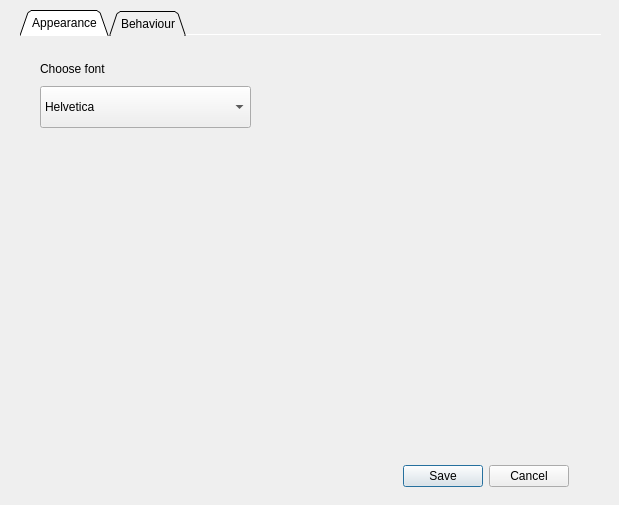
Before: the Qt Designer form src/client-desktop/ui/settings_dialog.ui in kovdan01/melon, drawn with Qt 5.
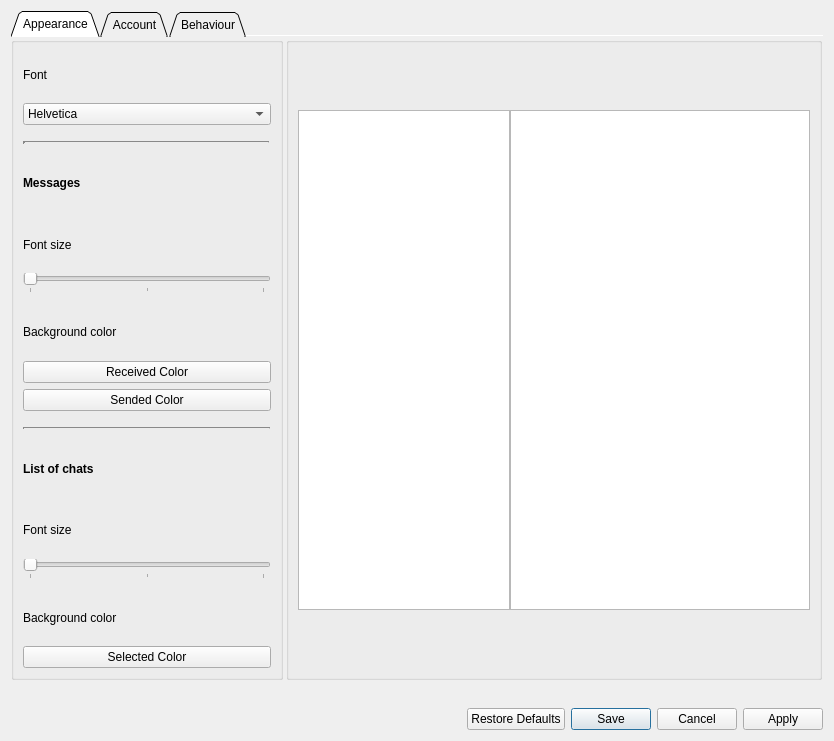
After: the same form once the commit is applied.

```diff
--- a/src/client-desktop/ui/settings_dialog.ui
+++ b/src/client-desktop/ui/settings_dialog.ui
@@ -6,111 +6,688 @@
    <rect>
     <x>0</x>
     <y>0</y>
-    <width>619</width>
-    <height>505</height>
+    <width>834</width>
+    <height>741</height>
    </rect>
   </property>
+  <property name="sizePolicy">
+   <sizepolicy hsizetype="MinimumExpanding" vsizetype="MinimumExpanding">
+    <horstretch>0</horstretch>
+    <verstretch>0</verstretch>
+   </sizepolicy>
+  </property>
+  <property name="minimumSize">
+   <size>
+    <width>500</width>
+    <height>500</height>
+   </size>
+  </property>
+  <property name="baseSize">
+   <size>
+    <width>500</width>
+    <height>500</height>
+   </size>
+  </property>
   <property name="windowTitle">
    <string>Settings</string>
   </property>
-  <widget class="QDialogButtonBox" name="SettingsButtonBox">
-   <property name="geometry">
-    <rect>
-     <x>370</x>
-     <y>460</y>
-     <width>231</width>
-     <height>32</height>
-    </rect>
-   </property>
-   <property name="orientation">
-    <enum>Qt::Horizontal</enum>
-   </property>
-   <property name="standardButtons">
-    <set>QDialogButtonBox::Cancel|QDialogButtonBox::Save</set>
-   </property>
-   <property name="centerButtons">
-    <bool>true</bool>
-   </property>
-  </widget>
-  <widget class="QTabWidget" name="SettingsTabs">
-   <property name="geometry">
-    <rect>
-     <x>20</x>
-     <y>10</y>
-     <width>581</width>
-     <height>441</height>
-    </rect>
-   </property>
-   <property name="tabShape">
-    <enum>QTabWidget::Triangular</enum>
-   </property>
-   <property name="currentIndex">
-    <number>0</number>
-   </property>
-   <property name="elideMode">
-    <enum>Qt::ElideRight</enum>
-   </property>
-   <property name="documentMode">
-    <bool>true</bool>
-   </property>
-   <property name="tabsClosable">
-    <bool>false</bool>
-   </property>
-   <property name="movable">
-    <bool>true</bool>
-   </property>
-   <widget class="QWidget" name="Appearance">
-    <attribute name="title">
-     <string>Appearance</string>
-    </attribute>
-    <widget class="QLabel" name="FontLabel">
-     <property name="geometry">
-      <rect>
-       <x>20</x>
-       <y>20</y>
-       <width>131</width>
-       <height>26</height>
-      </rect>
+  <property name="sizeGripEnabled">
+   <bool>false</bool>
+  </property>
+  <property name="modal">
+   <bool>false</bool>
+  </property>
+  <layout class="QVBoxLayout" name="verticalLayout_3">
+   <item>
+    <widget class="QTabWidget" name="SettingsTabs">
+     <property name="sizePolicy">
+      <sizepolicy hsizetype="MinimumExpanding" vsizetype="MinimumExpanding">
+       <horstretch>0</horstretch>
+       <verstretch>0</verstretch>
+      </sizepolicy>
      </property>
-     <property name="text">
-      <string>Choose font</string>
+     <property name="tabShape">
+      <enum>QTabWidget::Triangular</enum>
      </property>
-     <property name="textInteractionFlags">
-      <set>Qt::TextSelectableByKeyboard|Qt::TextSelectableByMouse</set>
+     <property name="currentIndex">
+      <number>0</number>
      </property>
-    </widget>
-    <widget class="QComboBox" name="FontComboBox">
-     <property name="geometry">
-      <rect>
-       <x>20</x>
-       <y>50</y>
-       <width>211</width>
-       <height>42</height>
-      </rect>
+     <property name="elideMode">
+      <enum>Qt::ElideRight</enum>
      </property>
+     <property name="documentMode">
+      <bool>true</bool>
+     </property>
+     <property name="tabsClosable">
+      <bool>false</bool>
+     </property>
+     <property name="movable">
+      <bool>true</bool>
+     </property>
+     <widget class="QWidget" name="Appearance">
+      <attribute name="title">
+       <string>Appearance</string>
+      </attribute>
+      <widget class="QWidget" name="horizontalLayoutWidget">
+       <property name="geometry">
+        <rect>
+         <x>0</x>
+         <y>0</y>
+         <width>811</width>
+         <height>643</height>
+        </rect>
+       </property>
+       <layout class="QHBoxLayout" name="horizontalLayout" stretch="0,0">
+        <property name="spacing">
+         <number>3</number>
+        </property>
+        <property name="sizeConstraint">
+         <enum>QLayout::SetMinimumSize</enum>
+        </property>
+        <item>
+         <widget class="QGroupBox" name="SettingsLayout">
+          <property name="sizePolicy">
+           <sizepolicy hsizetype="Expanding" vsizetype="Expanding">
+            <horstretch>0</horstretch>
+            <verstretch>0</verstretch>
+           </sizepolicy>
+          </property>
+          <property name="minimumSize">
+           <size>
+            <width>250</width>
+            <height>0</height>
+           </size>
+          </property>
+          <layout class="QVBoxLayout" name="verticalLayout">
+           <item>
+            <widget class="QLabel" name="FontLabel">
+             <property name="text">
+              <string>Font</string>
+             </property>
+             <property name="textInteractionFlags">
+              <set>Qt::NoTextInteraction</set>
+             </property>
+            </widget>
+           </item>
+           <item>
+            <widget class="QComboBox" name="FontComboBox">
+             <item>
+              <property name="text">
+               <string>Helvetica</string>
+              </property>
+             </item>
+             <item>
+              <property name="text">
+               <string>Times</string>
+              </property>
+             </item>
+             <item>
+              <property name="text">
+               <string>Cantarell</string>
+              </property>
+             </item>
+            </widget>
+           </item>
+           <item>
+            <spacer name="Spacer1">
+             <property name="orientation">
+              <enum>Qt::Vertical</enum>
+             </property>
+             <property name="sizeType">
+              <enum>QSizePolicy::Fixed</enum>
+             </property>
+             <property name="sizeHint" stdset="0">
+              <size>
+               <width>20</width>
+               <height>10</height>
+              </size>
+             </property>
+            </spacer>
+           </item>
+           <item>
+            <widget class="Line" name="Line1">
+             <property name="sizePolicy">
+              <sizepolicy hsizetype="Minimum" vsizetype="Fixed">
+               <horstretch>0</horstretch>
+               <verstretch>0</verstretch>
+              </sizepolicy>
+             </property>
+             <property name="minimumSize">
+              <size>
+               <width>0</width>
+               <height>3</height>
+              </size>
+             </property>
+             <property name="baseSize">
+              <size>
+               <width>1</width>
+               <height>2</height>
+              </size>
+             </property>
+             <property name="font">
+              <font>
+               <family>Cantarell</family>
+              </font>
+             </property>
+             <property name="autoFillBackground">
+              <bool>false</bool>
+             </property>
+             <property name="styleSheet">
+              <string notr="true">background-color: rgb(205, 205, 205)</string>
+             </property>
+             <property name="frameShadow">
+              <enum>QFrame::Sunken</enum>
+             </property>
+             <property name="lineWidth">
+              <number>3</number>
+             </property>
+             <property name="midLineWidth">
+              <number>0</number>
+             </property>
+             <property name="orientation">
+              <enum>Qt::Horizontal</enum>
+             </property>
+            </widget>
+           </item>
+           <item>
+            <spacer name="Spacer2">
+             <property name="orientation">
+              <enum>Qt::Vertical</enum>
+             </property>
+             <property name="sizeType">
+              <enum>QSizePolicy::Fixed</enum>
+             </property>
+             <property name="sizeHint" stdset="0">
+              <size>
+               <width>20</width>
+               <height>10</height>
+              </size>
+             </property>
+            </spacer>
+           </item>
+           <item>
+            <widget class="QLabel" name="MessageLabel">
+             <property name="font">
+              <font>
+               <weight>75</weight>
+               <italic>false</italic>
+               <bold>true</bold>
+               <underline>false</underline>
+              </font>
+             </property>
+             <property name="text">
+              <string>Messages</string>
+             </property>
+             <property name="textInteractionFlags">
+              <set>Qt::NoTextInteraction</set>
+             </property>
+            </widget>
+           </item>
+           <item>
+            <spacer name="Spacer3">
+             <property name="orientation">
+              <enum>Qt::Vertical</enum>
+             </property>
+             <property name="sizeType">
+              <enum>QSizePolicy::Fixed</enum>
+             </property>
+             <property name="sizeHint" stdset="0">
+              <size>
+               <width>20</width>
+               <height>10</height>
+              </size>
+             </property>
+            </spacer>
+           </item>
+           <item>
+            <widget class="QLabel" name="FontSizeMessageLabel">
+             <property name="text">
+              <string>Font size</string>
+             </property>
+            </widget>
+           </item>
+           <item>
+            <widget class="QSlider" name="MessageFontSizeSlider">
+             <property name="minimum">
+              <number>0</number>
+             </property>
+             <property name="maximum">
+              <number>2</number>
+             </property>
+             <property name="pageStep">
+              <number>1</number>
+             </property>
+             <property name="orientation">
+              <enum>Qt::Horizontal</enum>
+             </property>
+             <property name="invertedAppearance">
+              <bool>false</bool>
+             </property>
+             <property name="invertedControls">
+              <bool>false</bool>
+             </property>
+             <property name="tickPosition">
+              <enum>QSlider::TicksBelow</enum>
+             </property>
+             <property name="tickInterval">
+              <number>1</number>
+             </property>
+            </widget>
+           </item>
+           <item>
+            <spacer name="Spacer4">
+             <property name="orientation">
+              <enum>Qt::Vertical</enum>
+             </property>
+             <property name="sizeType">
+              <enum>QSizePolicy::Fixed</enum>
+             </property>
+             <property name="sizeHint" stdset="0">
+              <size>
+               <width>20</width>
+               <height>10</height>
+              </size>
+             </property>
+            </spacer>
+           </item>
+           <item>
+            <widget class="QLabel" name="MessageBkgColorLabel">
+             <property name="text">
+              <string>Background color</string>
+             </property>
+            </widget>
+           </item>
+           <item>
+            <widget class="QPushButton" name="ReceivedColorButton">
+             <property name="text">
+              <string>Received Color</string>
+             </property>
+            </widget>
+           </item>
+           <item>
+            <widget class="QPushButton" name="SendedColorButton">
+             <property name="text">
+              <string>Sended Color</string>
+             </property>
+            </widget>
+           </item>
+           <item>
+            <spacer name="verticalSpacer">
+             <property name="orientation">
+              <enum>Qt::Vertical</enum>
+             </property>
+             <property name="sizeType">
+              <enum>QSizePolicy::Fixed</enum>
+             </property>
+             <property name="sizeHint" stdset="0">
+              <size>
+               <width>20</width>
+               <height>10</height>
+              </size>
+             </property>
+            </spacer>
+           </item>
+           <item>
+            <widget class="Line" name="Line2">
+             <property name="sizePolicy">
+              <sizepolicy hsizetype="Minimum" vsizetype="Fixed">
+               <horstretch>0</horstretch>
+               <verstretch>0</verstretch>
+              </sizepolicy>
+             </property>
+             <property name="baseSize">
+              <size>
+               <width>1</width>
+               <height>1</height>
+              </size>
+             </property>
+             <property name="autoFillBackground">
+              <bool>false</bool>
+             </property>
+             <property name="styleSheet">
+              <string notr="true">background-color: rgb(205, 205, 205)</string>
+             </property>
+             <property name="frameShadow">
+              <enum>QFrame::Sunken</enum>
+             </property>
+             <property name="lineWidth">
+              <number>2</number>
+             </property>
+             <property name="orientation">
+              <enum>Qt::Horizontal</enum>
+             </property>
+            </widget>
+           </item>
+           <item>
+            <spacer name="verticalSpacer_2">
+             <property name="orientation">
+              <enum>Qt::Vertical</enum>
+             </property>
+             <property name="sizeType">
+              <enum>QSizePolicy::Fixed</enum>
+             </property>
+             <property name="sizeHint" stdset="0">
+              <size>
+               <width>20</width>
+               <height>10</height>
+              </size>
+             </property>
+            </spacer>
+           </item>
+           <item>
+            <widget class="QLabel" name="ListOfChatsLabel">
+             <property name="font">
+              <font>
+               <weight>75</weight>
+               <bold>true</bold>
+              </font>
+             </property>
+             <property name="text">
+              <string>List of chats</string>
+             </property>
+            </widget>
+           </item>
+           <item>
+            <spacer name="verticalSpacer_3">
+             <property name="orientation">
+              <enum>Qt::Vertical</enum>
+             </property>
+             <property name="sizeType">
+              <enum>QSizePolicy::Fixed</enum>
+             </property>
+             <property name="sizeHint" stdset="0">
+              <size>
+               <width>20</width>
+               <height>10</height>
+              </size>
+             </property>
+            </spacer>
+           </item>
+           <item>
+            <widget class="QLabel" name="label_2">
+             <property name="text">
+              <string>Font size</string>
+             </property>
+            </widget>
+           </item>
+           <item>
+            <widget class="QSlider" name="ChatFontSizeSlider">
+             <property name="minimum">
+              <number>0</number>
+             </property>
+             <property name="maximum">
+              <number>2</number>
+             </property>
+             <property name="pageStep">
+              <number>1</number>
+             </property>
+             <property name="orientation">
+              <enum>Qt::Horizontal</enum>
+             </property>
+             <property name="tickPosition">
+              <enum>QSlider::TicksBelow</enum>
+             </property>
+             <property name="tickInterval">
+              <number>1</number>
+             </property>
+            </widget>
+           </item>
+           <item>
+            <spacer name="verticalSpacer_4">
+             <property name="orientation">
+              <enum>Qt::Vertical</enum>
+             </property>
+             <property name="sizeType">
+              <enum>QSizePolicy::Fixed</enum>
+             </property>
+             <property name="sizeHint" stdset="0">
+              <size>
+               <width>20</width>
+               <height>10</height>
+              </size>
+             </property>
+            </spacer>
+           </item>
+           <item>
+            <widget class="QLabel" name="label_3">
+             <property name="text">
+              <string>Background color</string>
+             </property>
+            </widget>
+           </item>
+           <item>
+            <widget class="QPushButton" name="pushButton">
+             <property name="text">
+              <string>Selected Color</string>
+             </property>
+            </widget>
+           </item>
+          </layout>
+         </widget>
+        </item>
+        <item>
+         <widget class="QGroupBox" name="PreviewBox">
+          <property name="sizePolicy">
+           <sizepolicy hsizetype="Expanding" vsizetype="Preferred">
+            <horstretch>0</horstretch>
+            <verstretch>0</verstretch>
+           </sizepolicy>
+          </property>
+          <property name="minimumSize">
+           <size>
+            <width>500</width>
+            <height>0</height>
+           </size>
+          </property>
+          <property name="baseSize">
+           <size>
+            <width>200</width>
+            <height>0</height>
+           </size>
+          </property>
+          <property name="title">
+           <string/>
+          </property>
+          <layout class="QVBoxLayout" name="verticalLayout_2">
+           <item>
+            <spacer name="verticalSpacer_6">
+             <property name="orientation">
+              <enum>Qt::Vertical</enum>
+             </property>
+             <property name="sizeHint" stdset="0">
+              <size>
+               <width>20</width>
+               <height>40</height>
+              </size>
+             </property>
+            </spacer>
+           </item>
+           <item>
+            <widget class="QSplitter" name="PreviewSplitter">
+             <property name="minimumSize">
+              <size>
+               <width>0</width>
+               <height>500</height>
+              </size>
+             </property>
+             <property name="lineWidth">
+              <number>0</number>
+             </property>
+             <property name="orientation">
+              <enum>Qt::Horizontal</enum>
+             </property>
+             <property name="handleWidth">
+              <number>0</number>
+             </property>
+             <property name="childrenCollapsible">
+              <bool>false</bool>
+             </property>
+             <widget class="QListView" name="ChatListPreview">
+              <property name="enabled">
+               <bool>true</bool>
+              </property>
+              <property name="minimumSize">
+               <size>
+                <width>150</width>
+                <height>0</height>
+               </size>
+              </property>
+              <property name="maximumSize">
+               <size>
+                <width>250</width>
+                <height>16777215</height>
+               </size>
+              </property>
+              <property name="selectionMode">
+               <enum>QAbstractItemView::NoSelection</enum>
+              </property>
+             </widget>
+             <widget class="QListView" name="MessageListPreview">
+              <property name="minimumSize">
+               <size>
+                <width>300</width>
+                <height>0</height>
+               </size>
+              </property>
+             </widget>
+            </widget>
+           </item>
+           <item>
+            <spacer name="verticalSpacer_7">
+             <property name="orientation">
+              <enum>Qt::Vertical</enum>
+             </property>
+             <property name="sizeHint" stdset="0">
+              <size>
+               <width>20</width>
+               <height>40</height>
+              </size>
+             </property>
+            </spacer>
+           </item>
+          </layout>
+         </widget>
+        </item>
+       </layout>
+      </widget>
+     </widget>
+     <widget class="QWidget" name="Account">
+      <attribute name="title">
+       <string>Account</string>
+      </attribute>
+      <widget class="QLabel" name="NameLabel">
+       <property name="geometry">
+        <rect>
+         <x>20</x>
+         <y>50</y>
+         <width>251</width>
+         <height>26</height>
+        </rect>
+       </property>
+       <property name="contextMenuPolicy">
+        <enum>Qt::NoContextMenu</enum>
+       </property>
+       <property name="frameShape">
+        <enum>QFrame::NoFrame</enum>
+       </property>
+       <property name="frameShadow">
+        <enum>QFrame::Plain</enum>
+       </property>
+       <property name="midLineWidth">
+        <number>0</number>
+       </property>
+       <property name="text">
+        <string>Here is your full name</string>
+       </property>
+       <property name="textInteractionFlags">
+        <set>Qt::NoTextInteraction</set>
+       </property>
+      </widget>
+      <widget class="QTextEdit" name="NameEdit">
+       <property name="enabled">
+        <bool>true</bool>
+       </property>
+       <property name="geometry">
+        <rect>
+         <x>20</x>
+         <y>90</y>
+         <width>371</width>
+         <height>41</height>
+        </rect>
+       </property>
+       <property name="cursor" stdset="0">
+        <cursorShape>ForbiddenCursor</cursorShape>
+       </property>
+       <property name="mouseTracking">
+        <bool>true</bool>
+       </property>
+       <property name="contextMenuPolicy">
+        <enum>Qt::NoContextMenu</enum>
+       </property>
+       <property name="acceptDrops">
+        <bool>false</bool>
+       </property>
+       <property name="sizeAdjustPolicy">
+        <enum>QAbstractScrollArea::AdjustToContents</enum>
+       </property>
+       <property name="undoRedoEnabled">
+        <bool>false</bool>
+       </property>
+       <property name="lineWrapMode">
+        <enum>QTextEdit::NoWrap</enum>
+       </property>
+       <property name="textInteractionFlags">
+        <set>Qt::TextSelectableByKeyboard|Qt::TextSelectableByMouse</set>
+       </property>
+      </widget>
+     </widget>
+     <widget class="QWidget" name="Behavior">
+      <attribute name="title">
+       <string>Behaviour</string>
+      </attribute>
+     </widget>
+    </widget>
+   </item>
+   <item>
+    <layout class="QHBoxLayout" name="ButtonsLayout">
      <item>
-      <property name="text">
-       <string>Helvetica</string>
-      </property>
+      <spacer name="horizontalSpacer">
+       <property name="orientation">
+        <enum>Qt::Horizontal</enum>
+       </property>
+       <property name="sizeHint" stdset="0">
+        <size>
+         <width>40</width>
+         <height>20</height>
+        </size>
+       </property>
+      </spacer>
      </item>
      <item>
-      <property name="text">
-       <string>Times</string>
-      </property>
+      <widget class="QDialogButtonBox" name="SettingsButtonBox">
+       <property name="sizePolicy">
+        <sizepolicy hsizetype="Fixed" vsizetype="Fixed">
+         <horstretch>0</horstretch>
+         <verstretch>0</verstretch>
+        </sizepolicy>
+       </property>
+       <property name="layoutDirection">
+        <enum>Qt::LeftToRight</enum>
+       </property>
+       <property name="orientation">
+        <enum>Qt::Horizontal</enum>
+       </property>
+       <property name="standardButtons">
+        <set>QDialogButtonBox::Apply|QDialogButtonBox::Cancel|QDialogButtonBox::RestoreDefaults|QDialogButtonBox::Save</set>
+       </property>
+       <property name="centerButtons">
+        <bool>true</bool>
+       </property>
+      </widget>
      </item>
-     <item>
-      <property name="text">
-       <string>Cantarell</string>
-      </property>
-     </item>
-    </widget>
-   </widget>
-   <widget class="QWidget" name="Behavior">
-    <attribute name="title">
-     <string>Behaviour</string>
-    </attribute>
-   </widget>
-  </widget>
+    </layout>
+   </item>
+  </layout>
  </widget>
  <resources/>
  <connections>
```
